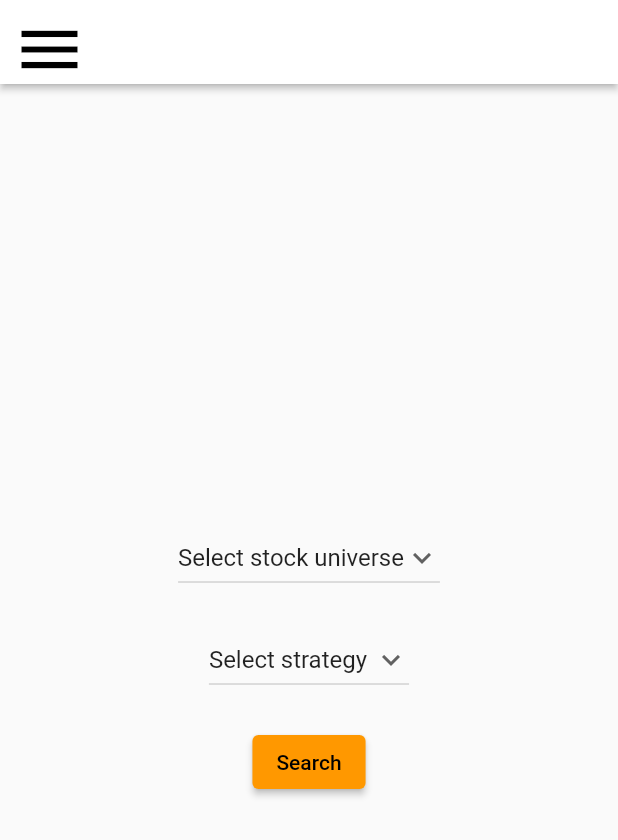
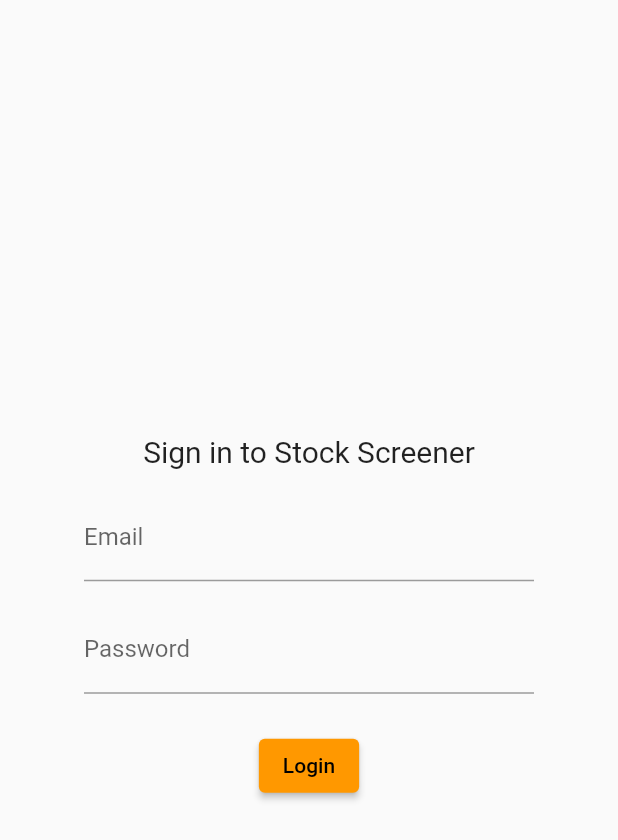
Before and after one commit to ketul1009/stock-screener, a Flutter app: the screen it shows after launch, on a phone screen of 412 x 824 dp. Shown: the top 840 px of the screen. Run offline on Flutter 3.47's test engine with Material 2 defaults, Android fonts, the phone set to English and light mode, and no system bars; our stand-ins replace go_router.

Commit message:
Added Login Page

```diff
--- /dev/null
+++ b/Stock Screener/lib/AppPages/LoginPage.dart
@@ -0,0 +1,68 @@
+import 'package:flutter/material.dart';
+
+class LoginPage extends StatelessWidget {
+  const LoginPage({super.key});
+
+  @override
+  Widget build(BuildContext context) {
+    return const Scaffold(
+      body: Center(
+        child: LoginForm(),
+      ),
+    );
+  }
+}
+
+class LoginForm extends StatefulWidget {
+  const LoginForm({super.key});
+
+  @override
+  LoginFormState createState() => LoginFormState();
+}
+
+class LoginFormState extends State<LoginForm> {
+  final TextEditingController _emailController = TextEditingController();
+  final TextEditingController _passwordController = TextEditingController();
+
+  void _login() {
+    // Perform login logic here
+    String email = _emailController.text;
+    String password = _passwordController.text;
+
+    // TODO: Implement your login validation and navigation logic
+  }
+
+  @override
+  Widget build(BuildContext context) {
+    return SizedBox(
+      width: 300,
+      child: Column(
+        mainAxisAlignment: MainAxisAlignment.center,
+        crossAxisAlignment: CrossAxisAlignment.center,
+        children: [
+          const Text("Sign in to Stock Screener", style: TextStyle(fontSize: 20),),
+          const SizedBox(height: 16.0),
+          TextFormField(
+            controller: _emailController,
+            decoration: const InputDecoration(
+              labelText: 'Email',
+            ),
+          ),
+          const SizedBox(height: 16.0),
+          TextFormField(
+            controller: _passwordController,
+            decoration: const InputDecoration(
+              labelText: 'Password',
+            ),
+            obscureText: true,
+          ),
+          const SizedBox(height: 24.0),
+          ElevatedButton(
+            onPressed: _login,
+            child: const Text('Login'),
+          ),
+        ],
+      ),
+    );
+  }
+}
--- a/Stock Screener/lib/main.dart
+++ b/Stock Screener/lib/main.dart
@@ -1,6 +1,7 @@
 import 'package:flutter/material.dart';
 import 'package:go_router/go_router.dart';
 import 'package:stock_market_filter/AppPages/FilterPage.dart';
+import 'package:stock_market_filter/AppPages/LoginPage.dart';
 
 import 'AppPages/AccountPage.dart';
 import 'AppPages/Home.dart';
@@ -11,6 +12,13 @@ void main() {
     navigatorKey: GlobalKey<NavigatorState>(),
     routes: [
       GoRoute(
+          name: 'login',
+          path: '/',
+          builder: (BuildContext context, GoRouterState state) {
+            return const LoginPage();
+          }
+      ),
+      GoRoute(
           name: 'account',
           path: '/account',
           builder: (BuildContext context, GoRouterState state) {
@@ -19,7 +27,7 @@ void main() {
       ),
       GoRoute(
           name: 'home',
-          path: '/',
+          path: '/home',
           builder: (BuildContext context, GoRouterState state) {
             return const HomePage();
           }
@@ -43,8 +51,7 @@ void main() {
 
   runApp(
     MaterialApp.router(
-      routerDelegate: router.routerDelegate,
-      routeInformationParser: router.routeInformationParser,
+      routerConfig: router,
       title: 'Stock Trading App',
       theme: ThemeData(
         primarySwatch: Colors.orange,
```
